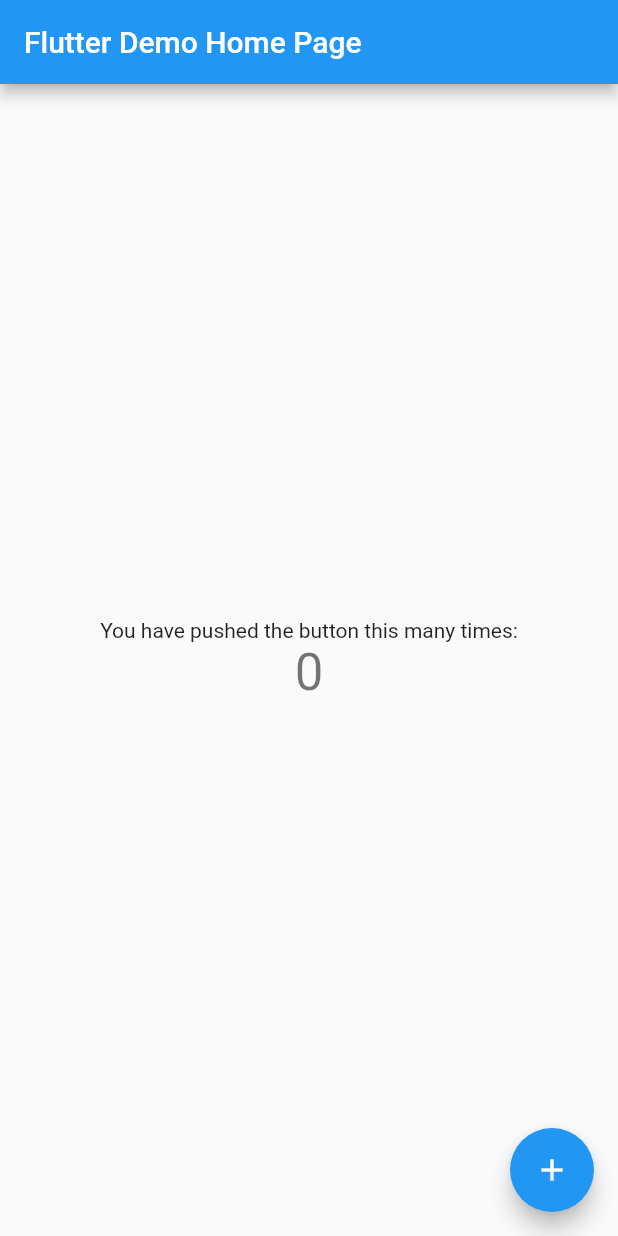
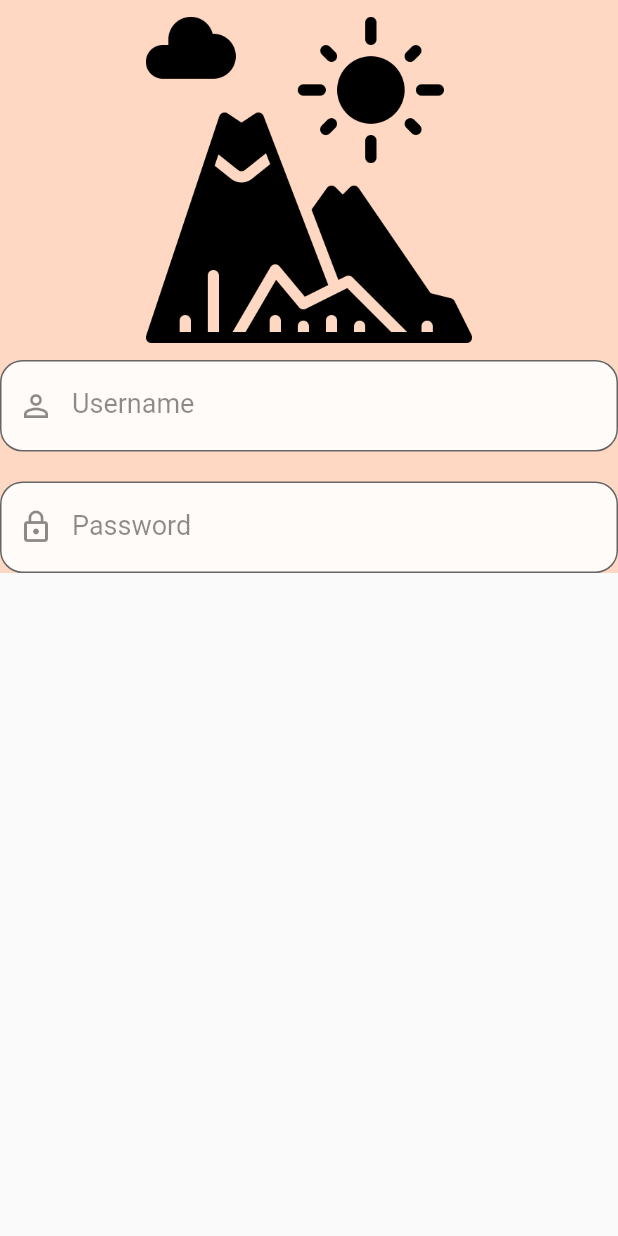
Before and after one commit to nicoletahrm/Pathfinder, a Flutter app: the screen it shows after launch, on a phone screen of 412 x 824 dp. Run offline on Flutter 3.47's test engine with Material 2 defaults, Android fonts, the phone set to English and light mode, and no system bars.

Commit message:
Started login screen

```diff
--- a/pathfinder_app/lib/main.dart
+++ b/pathfinder_app/lib/main.dart
@@ -1,4 +1,5 @@
 import 'package:flutter/material.dart';
+import 'package:pathfinder_app/screens/login_screen.dart';
 
 void main() {
   runApp(const MyApp());
@@ -7,109 +8,13 @@
 class MyApp extends StatelessWidget {
   const MyApp({super.key});
 
-  // This widget is the root of your application.
-  @override
   Widget build(BuildContext context) {
     return MaterialApp(
       title: 'Flutter Demo',
       theme: ThemeData(
-        // This is the theme of your application.
-        //
-        // Try running your application with "flutter run". You'll see the
-        // application has a blue toolbar. Then, without quitting the app, try
-        // changing the primarySwatch below to Colors.green and then invoke
-        // "hot reload" (press "r" in the console where you ran "flutter run",
-        // or simply save your changes to "hot reload" in a Flutter IDE).
-        // Notice that the counter didn't reset back to zero; the application
-        // is not restarted.
         primarySwatch: Colors.blue,
       ),
-      home: const MyHomePage(title: 'Flutter Demo Home Page'),
+      home: const LoginScreen(),
     );
   }
 }
-
-class MyHomePage extends StatefulWidget {
-  const MyHomePage({super.key, required this.title});
-
-  // This widget is the home page of your application. It is stateful, meaning
-  // that it has a State object (defined below) that contains fields that affect
-  // how it looks.
-
-  // This class is the configuration for the state. It holds the values (in this
-  // case the title) provided by the parent (in this case the App widget) and
-  // used by the build method of the State. Fields in a Widget subclass are
-  // always marked "final".
-
-  final String title;
-
-  @override
-  State<MyHomePage> createState() => _MyHomePageState();
-}
-
-class _MyHomePageState extends State<MyHomePage> {
-  int _counter = 0;
-
-  void _incrementCounter() {
-    setState(() {
-      // This call to setState tells the Flutter framework that something has
-      // changed in this State, which causes it to rerun the build method below
-      // so that the display can reflect the updated values. If we changed
-      // _counter without calling setState(), then the build method would not be
-      // called again, and so nothing would appear to happen.
-      _counter++;
-    });
-  }
-
-  @override
-  Widget build(BuildContext context) {
-    // This method is rerun every time setState is called, for instance as done
-    // by the _incrementCounter method above.
-    //
-    // The Flutter framework has been optimized to make rerunning build methods
-    // fast, so that you can just rebuild anything that needs updating rather
-    // than having to individually change instances of widgets.
-    return Scaffold(
-      appBar: AppBar(
-        // Here we take the value from the MyHomePage object that was created by
-        // the App.build method, and use it to set our appbar title.
-        title: Text(widget.title),
-      ),
-      body: Center(
-        // Center is a layout widget. It takes a single child and positions it
-        // in the middle of the parent.
-        child: Column(
-          // Column is also a layout widget. It takes a list of children and
-          // arranges them vertically. By default, it sizes itself to fit its
-          // children horizontally, and tries to be as tall as its parent.
-          //
-          // Invoke "debug painting" (press "p" in the console, choose the
-          // "Toggle Debug Paint" action from the Flutter Inspector in Android
-          // Studio, or the "Toggle Debug Paint" command in Visual Studio Code)
-          // to see the wireframe for each widget.
-          //
-          // Column has various properties to control how it sizes itself and
-          // how it positions its children. Here we use mainAxisAlignment to
-          // center the children vertically; the main axis here is the vertical
-          // axis because Columns are vertical (the cross axis would be
-          // horizontal).
-          mainAxisAlignment: MainAxisAlignment.center,
-          children: <Widget>[
-            const Text(
-              'You have pushed the button this many times:',
-            ),
-            Text(
-              '$_counter',
-              style: Theme.of(context).textTheme.headlineMedium,
-            ),
-          ],
-        ),
-      ),
-      floatingActionButton: FloatingActionButton(
-        onPressed: _incrementCounter,
-        tooltip: 'Increment',
-        child: const Icon(Icons.add),
-      ), // This trailing comma makes auto-formatting nicer for build methods.
-    );
-  }
-}
--- /dev/null
+++ b/pathfinder_app/lib/reusable_widgets/reusable_widget.dart
@@ -0,0 +1,39 @@
+import 'package:flutter/material.dart';
+
+Image logoWidget(String imageName) {
+  return Image.asset(
+    imageName,
+    fit: BoxFit.fitWidth,
+    width: 240,
+    height: 240,
+  );
+}
+
+TextField reusableTextField(String text, IconData icon, bool isPasswordType,
+    TextEditingController controller) {
+  return TextField(
+    controller: controller,
+    obscureText: isPasswordType,
+    enableSuggestions: !isPasswordType,
+    autocorrect: !isPasswordType,
+    cursorColor: Colors.black,
+    style: const TextStyle(color: Colors.black, fontSize: 18),
+    decoration: InputDecoration(
+      prefixIcon: Icon(
+        icon,
+        color: Colors.black45,
+      ),
+      labelText: text,
+      labelStyle: const TextStyle(color: Colors.black45, fontSize: 18),
+      filled: true,
+      floatingLabelBehavior: FloatingLabelBehavior.never,
+      fillColor: Colors.white.withOpacity(0.9),
+      border: OutlineInputBorder(
+          borderRadius: BorderRadius.circular(15.0),
+          borderSide: const BorderSide(width: 0, style: BorderStyle.solid)),
+    ),
+    keyboardType: isPasswordType
+        ? TextInputType.visiblePassword
+        : TextInputType.emailAddress,
+  );
+}
--- /dev/null
+++ b/pathfinder_app/lib/screens/login_screen.dart
@@ -0,0 +1,39 @@
+import 'package:flutter/material.dart';
+import 'package:pathfinder_app/utils/colors_utils.dart';
+
+import '../reusable_widgets/reusable_widget.dart';
+
+class LoginScreen extends StatefulWidget {
+  const LoginScreen({Key? key}) : super(key: key);
+
+  @override
+  // ignore: library_private_types_in_public_api
+  _LoginScreenState createState() => _LoginScreenState();
+}
+
+class _LoginScreenState extends State<LoginScreen> {
+  final TextEditingController _emailTextController = TextEditingController();
+  final TextEditingController _passwordTextController = TextEditingController();
+
+  @override
+  Widget build(BuildContext context) {
+    return Scaffold(
+      body: Container(
+          decoration: BoxDecoration(color: hexStringToColor("#fed8c3")),
+          child: SingleChildScrollView(
+            child: Column(
+              children: <Widget>[
+                logoWidget("assets/images/logo.png"),
+                reusableTextField("Username", Icons.person_outline, false,
+                    _emailTextController),
+                const SizedBox(
+                  height: 20,
+                ),
+                reusableTextField("Password", Icons.lock_outline, true,
+                    _passwordTextController),
+              ],
+            ),
+          )),
+    );
+  }
+}
--- /dev/null
+++ b/pathfinder_app/lib/utils/colors_utils.dart
@@ -0,0 +1,11 @@
+import 'package:flutter/material.dart';
+
+hexStringToColor(String hexColor) {
+  hexColor = hexColor.toUpperCase().replaceAll("#", "");
+
+  if (hexColor.length == 6) {
+    hexColor = "FF" + hexColor;
+  }
+
+  return Color(int.parse(hexColor, radix: 16));
+}
--- a/pathfinder_app/pubspec.yaml
+++ b/pathfinder_app/pubspec.yaml
@@ -59,9 +59,8 @@
   uses-material-design: true
 
   # To add assets to your application, add an assets section, like this:
-  # assets:
-  #   - images/a_dot_burr.jpeg
-  #   - images/a_dot_ham.jpeg
+  assets:
+    - assets/images/
 
   # An image asset can refer to one or more resolution-specific "variants", see
   # https://flutter.dev/assets-and-images/#resolution-aware
```
Also changed, not shown: pathfinder_app/assets/images/logo.png (added), pathfinder_app/lib/screens/home_screen.dart (added), pathfinder_app/lib/screens/signup_screen.dart (added), 1 other file.
